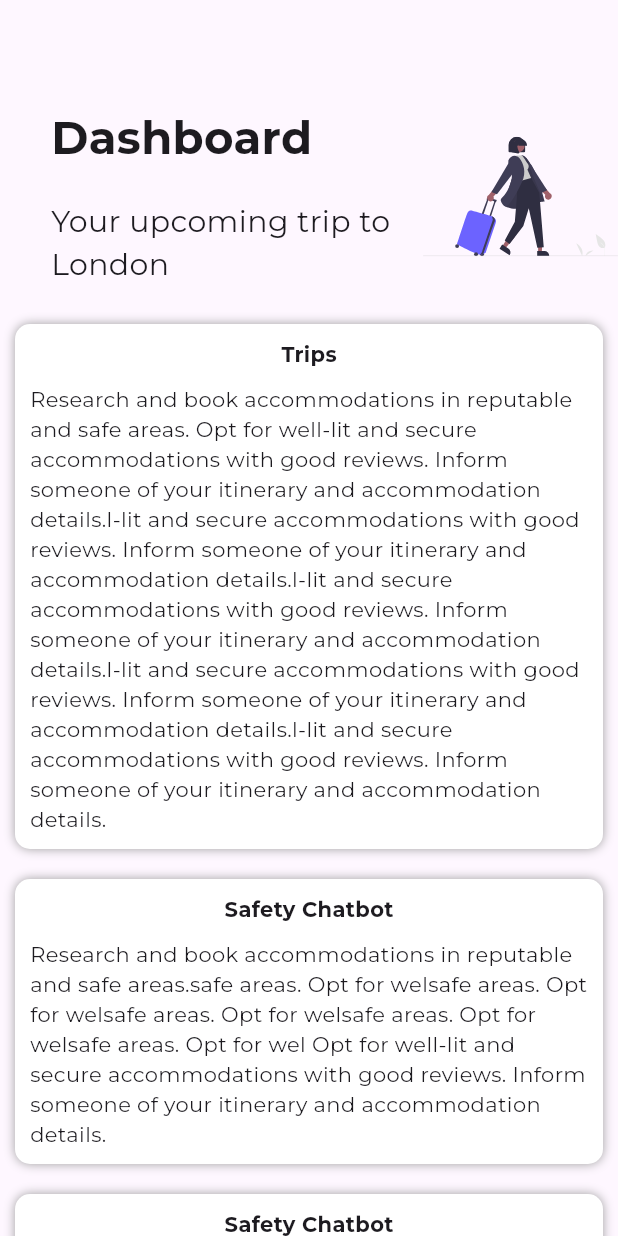
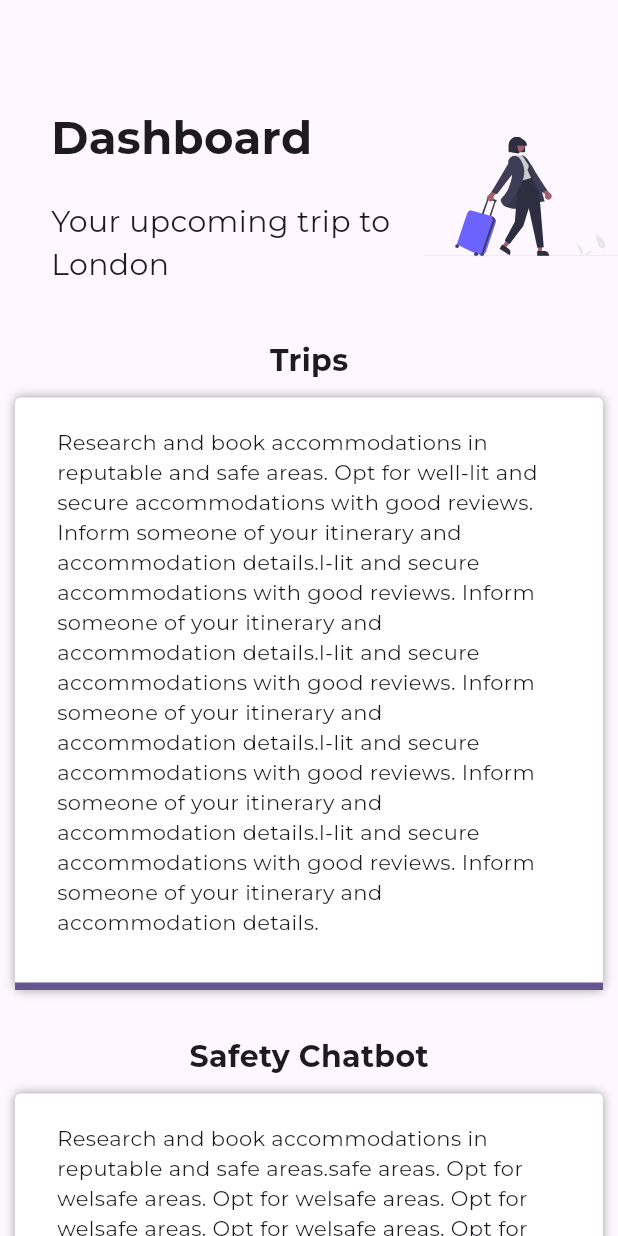
Before and after one commit to dartm05/SafetyApp, a Flutter app: the DashboardScreen screen opened by its route, on a phone screen of 412 x 824 dp. Run offline on Flutter 3.47's test engine with Material 3 defaults, Android fonts, the phone set to English and light mode, and no system bars; our stand-ins replace flutter_dotenv, flutter_svg, go_router, google_fonts, shared_preferences; accounts and stored records are empty; statements that could not run were skipped.

Commit message:
fix(dashboard): layout for web and mobile, with styling adjustments

```diff
--- a/front/lib/src/features/dashboard/screens/dashboard_screen.dart
+++ b/front/lib/src/features/dashboard/screens/dashboard_screen.dart
@@ -39,7 +39,7 @@ class _DashboardScreenState extends State<DashboardScreen> {
         title: 'Safety Chatbot4',
         description:
             'Research and book accommodations in reputable and safe areas. Opt for well-lit and secure accommodations with good reviews. Inform someone of your itinerary and accommodation detaisafe areas. Opt for welsafe areas. Opt for welsafe areas. Opt for welsafe areas. Opt for welsafe areas. Opt for wells.',
-      ),
+      )
     ],
   );
   @override
@@ -129,17 +129,85 @@ class _DashboardScreenState extends State<DashboardScreen> {
               crossAxisAlignment: CrossAxisAlignment.center,
               children: [
                 SizedBox(
-                  width: width > 800 ? 600 : width,
-                  child: ListView.builder(
+                  width: width,
+                  child: LayoutBuilder(builder: (context, constraints) {
+                    return LayoutBuilder(
+                      builder: (context, constraints) {
+                        bool isWide = constraints.maxWidth > 600;
+                        return isWide
+                            ? ListView.builder(
+                                shrinkWrap: true,
+                                controller: ScrollController(),
                                 scrollDirection: Axis.vertical,
+                                itemCount: (dashboard.cards.length / 2).ceil(),
+                                itemBuilder: (context, rowIndex) {
+                                  int start = rowIndex * 2;
+                                  int end = (start + 2 > dashboard.cards.length)
+                                      ? dashboard.cards.length
+                                      : start + 2;
+
+                                  return Row(
+                                    mainAxisAlignment: MainAxisAlignment.center,
+                                    crossAxisAlignment:
+                                        CrossAxisAlignment.start,
+                                    children:
+                                        List.generate(end - start, (index) {
+                                      return Container(
+                                        margin: const EdgeInsets.all(10),
+                                        child: SizedBox(
+                                          width: (MediaQuery.of(context)
+                                                      .size
+                                                      .width /
+                                                  2) -
+                                              48,
+                                          child: Column(
+                                            children: [
+                                              Text(
+                                                dashboard.cards[index].title,
+                                                style: const TextStyle(
+                                                    fontSize: 20,
+                                                    fontWeight:
+                                                        FontWeight.bold),
+                                              ),
+                                              DashboardCardWidget(
+                                                  card: dashboard
+                                                      .cards[start + index]),
+                                            ],
+                                          ),
+                                        ),
+                                      );
+                                    }),
+                                  );
+                                },
+                              )
+                            : ListView.builder(
                                 controller: ScrollController(),
                                 shrinkWrap: true,
+                                scrollDirection: Axis.vertical,
                                 itemCount: dashboard.cards.length,
                                 itemBuilder: (context, index) {
-                        return DashboardCardWidget(
-                            card: dashboard.cards[index]);
+                                  return Column(
+                                    children: [
+                                      Padding(
+                                        padding: const EdgeInsets.only(top: 20),
+                                        child: Text(
+                                          dashboard.cards[index].title,
+                                          style: const TextStyle(
+                                              fontSize: 20,
+                                              fontWeight: FontWeight.bold),
+                                        ),
+                                      ),
+                                      DashboardCardWidget(
+                                        card: dashboard.cards[index],
+                                      ),
+                                    ],
+                                  );
+                                },
+                              );
+                      },
+                    );
                   }),
-                )
+                ),
               ],
             )
           ],
--- a/front/lib/src/features/dashboard/widgets/dashboard_card.dart
+++ b/front/lib/src/features/dashboard/widgets/dashboard_card.dart
@@ -8,11 +8,10 @@ class DashboardCardWidget extends StatelessWidget {
   @override
   Widget build(BuildContext context) {
     return Container(
-      padding: const EdgeInsets.all(10),
       margin: const EdgeInsets.all(10),
       decoration: BoxDecoration(
         color: Colors.white,
-        borderRadius: BorderRadius.circular(10),
+        borderRadius: BorderRadius.circular(4),
         boxShadow: const [
           BoxShadow(
             color: Colors.grey,
@@ -21,13 +20,14 @@ class DashboardCardWidget extends StatelessWidget {
         ],
       ),
       child: Column(
+        mainAxisSize: MainAxisSize.min,
         children: [
-          Text(
-            card.title,
-            style: TextStyle(fontWeight: FontWeight.bold),
+          Padding(
+            padding: const EdgeInsets.symmetric(horizontal: 28, vertical: 20),
+            child: Text(card.description),
           ),
           SizedBox(height: 10),
-          Text(card.description),
+          Container(color: Theme.of(context).primaryColor, height: 5),
         ],
       ),
     );
```
Lines whose indentation alone changed are shown as unchanged.
